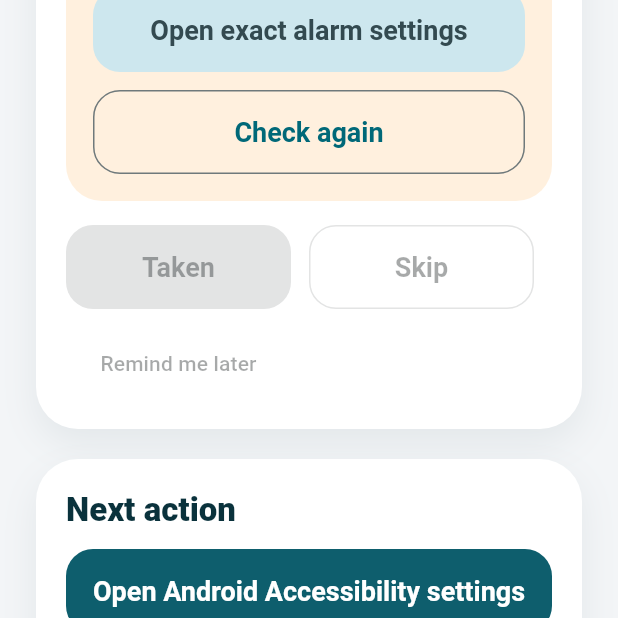
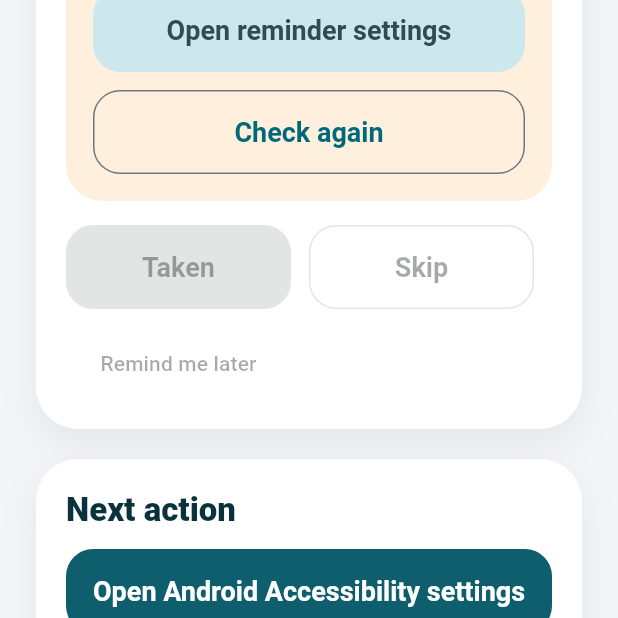
Before and after one commit to SrikantShubam/AE-SCAM, a Flutter app: the ParentHomeScreen screen opened by its route, scrolled down 1152 dp, after a tap on "Open Android Accessibility settings", on a phone screen of 412 x 824 dp, the top half of it. Run offline on Flutter 3.47's test engine with Material 3 defaults, Android fonts, the phone set to English and light mode, and no system bars; our stand-ins replace cloud_firestore, firebase_core, firebase_crashlytics, flutter_dotenv, flutter_local_notifications, flutter_riverpod and 3 more; accounts and stored records are empty; project files that could hold a hidden picture were left out.

Commit message:
feat(WO-MED-02): migrate medication reminders to inexact alarms
- remove exact alarm manifest permission\n- schedule with setAndAllowWhileIdle and OEM setWindow fallback\n- add 15-minute reminder delay disclosure copy\n- remove parent-home catch path by making bridge non-throwing\n- add onboarding widget test and Kotlin scheduling strategy tests

```diff
--- a/guardian_app/lib/features/medication/widgets/medication_reminder_section.dart
+++ b/guardian_app/lib/features/medication/widgets/medication_reminder_section.dart
@@ -289,11 +289,11 @@ class _ExactAlarmCard extends StatelessWidget {
             ? const Color(0xFFDDF4EA)
             : const Color(0xFFFFF0DE);
         final title = granted
-            ? 'Medicine alarms can ring on time'
-            : 'Medicine alarms need one more Android setting';
+            ? 'Medicine reminders are battery-friendly'
+            : 'Medicine reminders are setting up';
         final body = granted
-            ? 'Guardian can use exact alarms for medicine reminders and overdue alarm escalation on this phone.'
-            : 'Turn on exact alarms so medicine reminders and the stronger overdue alarm can ring on time, even when the phone is sleeping.';
+            ? 'Reminders may be up to 15 minutes late on some phones to save battery.'
+            : 'Guardian is still checking reminder timing on this phone.';
 
         return Container(
           width: double.infinity,
@@ -333,8 +333,8 @@ class _ExactAlarmCard extends StatelessWidget {
                           },
                     child: Text(
                       granted
-                          ? 'Exact alarms are on'
-                          : 'Open exact alarm settings',
+                          ? 'Reminder timing ready'
+                          : 'Open reminder settings',
                     ),
                   ),
                   OutlinedButton(
@@ -355,7 +355,7 @@ class _ExactAlarmCard extends StatelessWidget {
           borderRadius: BorderRadius.circular(24),
         ),
         child: const Text(
-          'Guardian is checking whether exact alarms are allowed on this phone.',
+          'Guardian is checking reminder timing support on this phone.',
         ),
       ),
       error: (_, __) => Container(
@@ -368,7 +368,7 @@ class _ExactAlarmCard extends StatelessWidget {
         child: Column(
           crossAxisAlignment: CrossAxisAlignment.start,
           children: [
-            const Text('Guardian could not verify exact alarm access yet.'),
+            const Text('Guardian could not verify reminder timing support yet.'),
             const SizedBox(height: 12),
             OutlinedButton(
               onPressed: onRefresh,
--- a/guardian_app/lib/features/onboarding/screens/first_payment_check_screen.dart
+++ b/guardian_app/lib/features/onboarding/screens/first_payment_check_screen.dart
@@ -1,8 +1,6 @@
 import 'package:flutter/material.dart';
 import 'package:go_router/go_router.dart';
 import 'package:shared_preferences/shared_preferences.dart';
-
-import '../../medication/services/medication_alarm_platform_bridge.dart';
 
 class FirstPaymentCheckScreen extends StatelessWidget {
   const FirstPaymentCheckScreen({super.key});
@@ -23,7 +21,6 @@ class FirstPaymentCheckScreen extends StatelessWidget {
   @override
   Widget build(BuildContext context) {
     final theme = Theme.of(context);
-    final alarmBridge = MedicationAlarmPlatformBridge();
 
     return Scaffold(
       backgroundColor: const Color(0xFFF3F5F7),
@@ -99,18 +96,11 @@ class FirstPaymentCheckScreen extends StatelessWidget {
                     ),
                     const SizedBox(height: 8),
                     Text(
-                      'For medicine reminders to ring on time and escalate into the stronger overdue alarm, Android exact alarms should be allowed on the parent phone.',
+                      'Reminders may be up to 15 minutes late on some phones to save battery.',
                       style: theme.textTheme.bodyLarge?.copyWith(
                         color: const Color(0xFF5F6F76),
                         height: 1.45,
                       ),
-                    ),
-                    const SizedBox(height: 14),
-                    OutlinedButton(
-                      onPressed: () async {
-                        await alarmBridge.openExactAlarmSettings();
-                      },
-                      child: const Text('Open exact alarm settings'),
                     ),
                   ],
                 ),
--- a/guardian_app/lib/features/protection/payment_protection_bridge.dart
+++ b/guardian_app/lib/features/protection/payment_protection_bridge.dart
@@ -7,8 +7,15 @@ class PaymentProtectionBridge {
 
   static const MethodChannel _channel = MethodChannel('com.guardian/settings');
 
-  static Future<void> openAccessibilitySettings() {
-    return _channel.invokeMethod<void>('openAccessibilitySettings');
+  static Future<bool> openAccessibilitySettings() async {
+    try {
+      await _channel.invokeMethod<void>('openAccessibilitySettings');
+      return true;
+    } on MissingPluginException {
+      return false;
+    } on PlatformException {
+      return false;
+    }
   }
 
   static Future<bool> isAccessibilityServiceEnabled() async {
--- a/guardian_app/lib/features/protection/screens/parent_home_screen.dart
+++ b/guardian_app/lib/features/protection/screens/parent_home_screen.dart
@@ -68,20 +68,15 @@ class _ParentHomeScreenState extends State<ParentHomeScreen>
 
   Future<void> _primeMedicationReminders() async {
     final now = DateTime.now();
-    try {
-      await _medicationDeliveryService.scheduleWindow(
-        from: now.subtract(const Duration(minutes: 1)),
-        until: now.add(const Duration(days: 2)),
-      );
-    } catch (_) {
-      // Best effort until the exact-alarm permission flow is fully verified.
-    }
+    await _medicationDeliveryService.scheduleWindow(
+      from: now.subtract(const Duration(minutes: 1)),
+      until: now.add(const Duration(days: 2)),
+    );
   }
 
   Future<void> _openAccessibilitySettings() async {
-    try {
-      await PaymentProtectionBridge.openAccessibilitySettings();
-    } catch (_) {
+    final opened = await PaymentProtectionBridge.openAccessibilitySettings();
+    if (!opened) {
       if (!mounted) {
         return;
       }
```
Also changed, not shown: guardian_app/lib/features/scam/services/scam_parent_warning_local_notifier.dart (+5 -5 lines), 5 other files.
